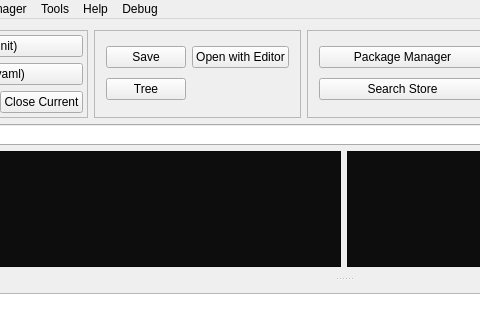
Before: the Qt Designer form snapcraft-qt/mainwindow.ui in snapcraft-gui/snapcraft-gui, drawn with Qt 5; both pictures show x 115 to 595 and y 0 to 320 of the 917 by 524 pixel window.
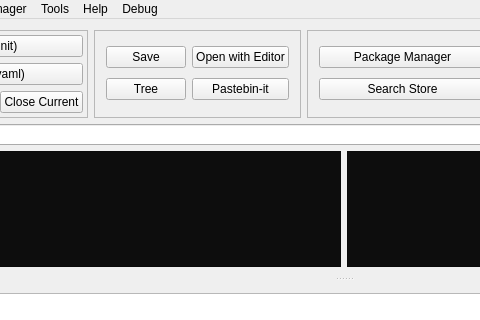
After: the same form once the commit is applied. Icons and pictures are not drawn.

Commit message: pastebin integration in editor click pastebin-it button to check

What changed in the file:
```diff
--- a/snapcraft-qt/mainwindow.ui
+++ b/snapcraft-qt/mainwindow.ui
@@ -139,6 +139,13 @@
            </property>
           </widget>
          </item>
+         <item row="1" column="1">
+          <widget class="QPushButton" name="pastebin_it">
+           <property name="text">
+            <string>Pastebin-it</string>
+           </property>
+          </widget>
+         </item>
         </layout>
        </widget>
       </item>
```
The commit also changes 2 other files.
